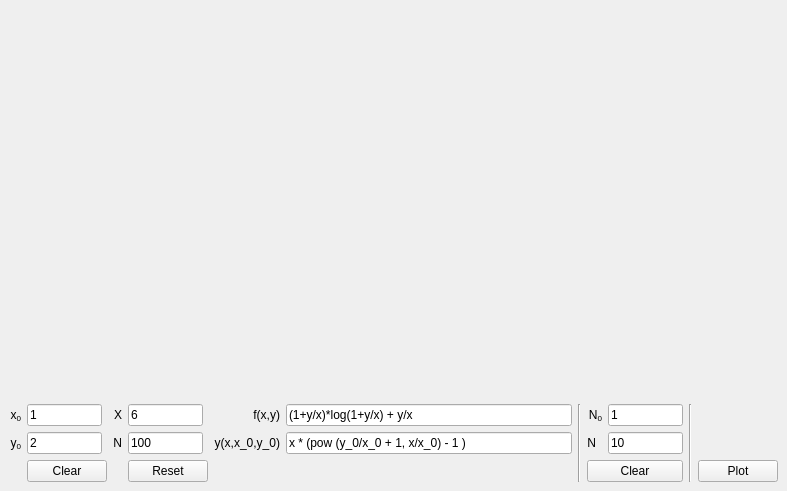
Qt form designs/source/main.ui (WinnerOK/DE-numerical-methods) before a commit.
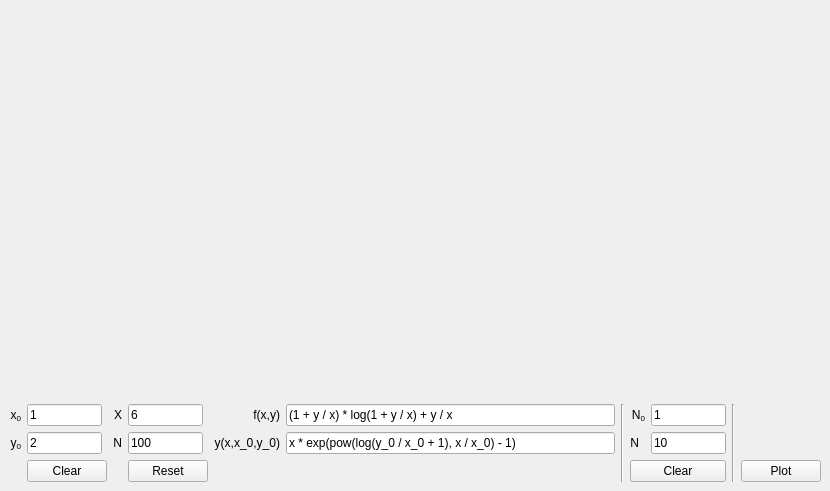
The same form after that commit.

Commit message: exact function fix

The edit to the form file:
```diff
--- a/designs/source/main.ui
+++ b/designs/source/main.ui
@@ -6,7 +6,7 @@
    <rect>
     <x>0</x>
     <y>0</y>
-    <width>787</width>
+    <width>830</width>
     <height>491</height>
    </rect>
   </property>
@@ -340,7 +340,7 @@
          <string>An exact solution with explicit const</string>
         </property>
         <property name="text">
-         <string>x * (pow (y_0/x_0 + 1, x/x_0) - 1 )</string>
+         <string>x * exp(pow(log(y_0 / x_0 + 1), x / x_0) - 1)</string>
         </property>
        </widget>
       </item>
@@ -362,7 +362,7 @@
          <string>A function for numerical calculations</string>
         </property>
         <property name="text">
-         <string>(1+y/x)*log(1+y/x) + y/x</string>
+         <string>(1 + y / x) * log(1 + y / x) + y / x</string>
         </property>
        </widget>
       </item>
```
The commit also changes 2 other files.
